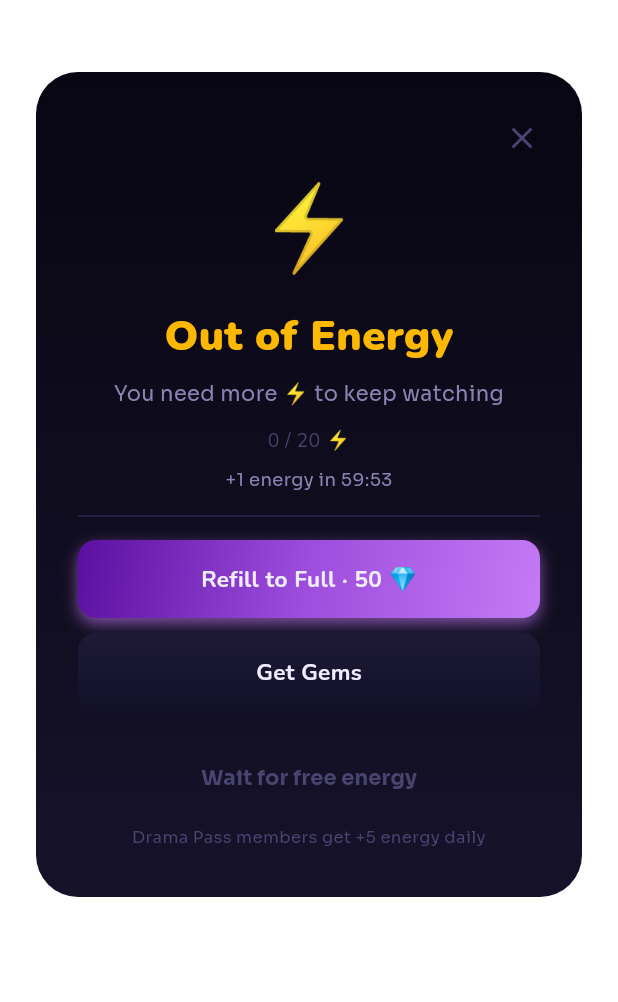
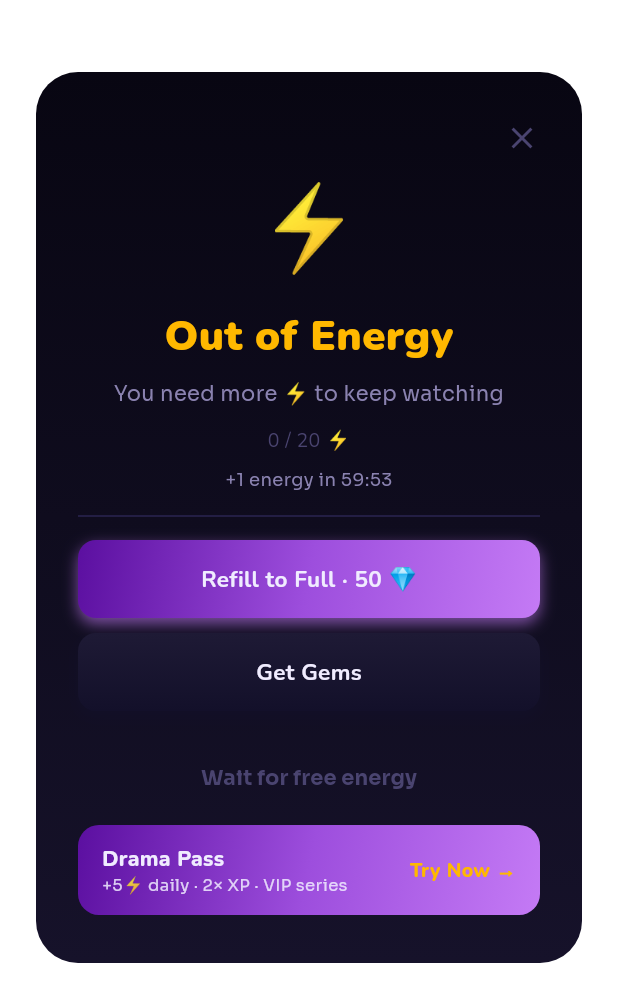
Before and after one commit to tlahav91-debug/appo, a Flutter app: the EnergyGate screen opened directly with empty values, on a phone screen of 412 x 824 dp. Shown: the top 1002 px of the screen. Run offline on Flutter 3.47's test engine with Material 3 defaults, Android fonts, the phone set to English and light mode, and no system bars; our stand-ins replace app_links, firebase_core, firebase_messaging, flutter_local_notifications, flutter_riverpod, go_router and 7 more; missing offline and left inert: posthog_flutter; accounts and stored records are empty; network calls fail.

Commit message:
[FEATURE] PRD-095 — Drama Pass Upsell CTAs
- EnergyGate: tappable purpleGrad banner above 'Wait' button with
  '+5⚡ daily · 2× XP · VIP series' copy; guarded on !dramaPassActive
- SeriesCompletionModal: 2× XP teaser row shown when !_dramaPassBonus
  && _xpGranted >= 50, shows counterfactual XP value; taps to /pass
- VIP gate dialog: TextButton → full-width GBtn with goldGrad;
  g_btn.dart import added to series_screen.dart

https://claude.ai/code/session_01KohWrTkKywj5YHwJ97Ppdz

```diff
--- a/lib/features/energy/presentation/energy_gate.dart
+++ b/lib/features/energy/presentation/energy_gate.dart
@@ -260,13 +260,58 @@ class _EnergyGateState extends ConsumerState<EnergyGate> {
                   ),
                 ],
 
-                // Drama Pass promo
-                const SizedBox(height: 8),
-                Text(
-                  'Drama Pass members get +5 energy daily',
-                  style: GoogleFonts.sora(color: textDim, fontSize: 11),
-                  textAlign: TextAlign.center,
-                ),
+                // Drama Pass upsell — hidden for subscribers
+                if (!(ref.watch(profileProvider).valueOrNull?.dramaPassActive ?? false)) ...[
+                  const SizedBox(height: 8),
+                  GestureDetector(
+                    onTap: () {
+                      final router = GoRouter.of(context);
+                      Navigator.pop(context);
+                      router.push('/pass');
+                    },
+                    child: Container(
+                      padding: const EdgeInsets.symmetric(horizontal: 16, vertical: 12),
+                      decoration: BoxDecoration(
+                        gradient: purpleGrad,
+                        borderRadius: BorderRadius.circular(14),
+                      ),
+                      child: Row(
+                        children: [
+                          Expanded(
+                            child: Column(
+                              crossAxisAlignment: CrossAxisAlignment.start,
+                              children: [
+                                Text(
+                                  'Drama Pass',
+                                  style: GoogleFonts.nunito(
+                                    color: textCol,
+                                    fontWeight: FontWeight.w800,
+                                    fontSize: 14,
+                                  ),
+                                ),
+                                Text(
+                                  '+5⚡ daily · 2× XP · VIP series',
+                                  style: GoogleFonts.sora(
+                                    color: textCol,
+                                    fontSize: 11,
+                                  ).copyWith(color: textCol.withOpacity(0.85)),
+                                ),
+                              ],
+                            ),
+                          ),
+                          Text(
+                            'Try Now →',
+                            style: GoogleFonts.nunito(
+                              color: gold,
+                              fontWeight: FontWeight.w800,
+                              fontSize: 13,
+                            ),
+                          ),
+                        ],
+                      ),
+                    ),
+                  ),
+                ],
               ],
             ),
           ),
```
Also changed, not shown: lib/features/episodes/presentation/episode_detail_screen.dart (+36 -0 lines), lib/features/episodes/presentation/series_screen.dart (+19 -3 lines).
